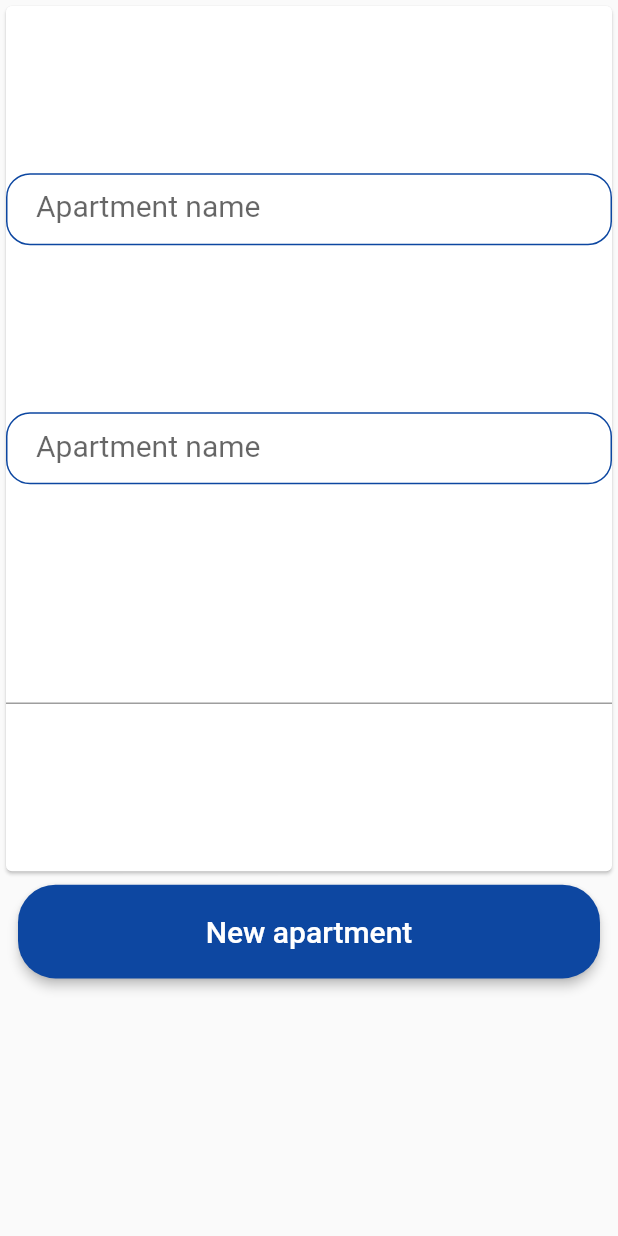
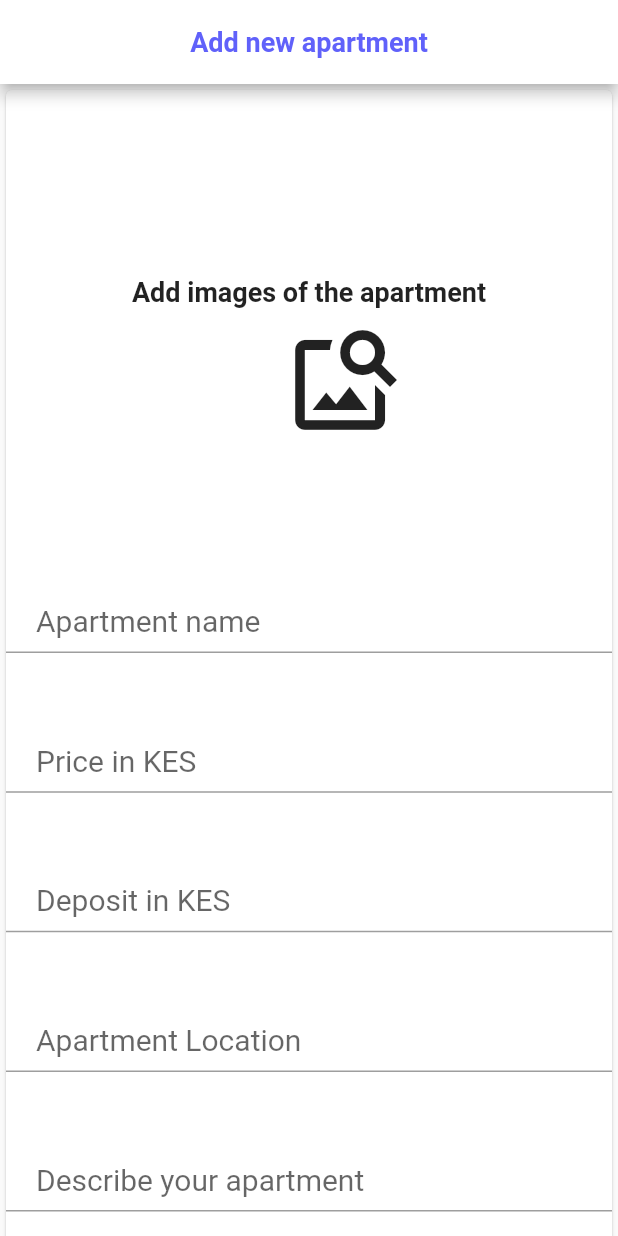
Before and after one commit to RonnyK36/finder, a Flutter app: the AddApartment screen opened directly, on a phone screen of 412 x 824 dp. Run offline on Flutter 3.47's test engine with Material 2 defaults, Android fonts, the phone set to English and light mode, and no system bars; our stand-ins replace carousel_slider, cloud_firestore, firebase_auth, firebase_core, flutter_spinkit, flutter_svg and 2 more; accounts and stored records are empty; Roboto replaces fonts that are missing (Ubuntu).

Commit message:
Working on Upload apartments UI

```diff
--- a/lib/views/screens/landlord_views/add_apartments.dart
+++ b/lib/views/screens/landlord_views/add_apartments.dart
@@ -3,7 +3,6 @@ import 'package:finder/controllers/auth_controllers.dart';
 import 'package:finder/models/apartments.dart';
 import 'package:finder/services/database.dart';
 import 'package:finder/widgets/components/reusable_button.dart';
-import 'package:finder/widgets/components/rounded_text_form_field.dart';
 import 'package:finder/widgets/components/upload_text_field.dart';
 import 'package:flutter/material.dart';
 import 'package:get/get.dart';
@@ -18,54 +17,175 @@ class AddApartment extends StatefulWidget {
 class _AddApartmentState extends State<AddApartment> {
   final _authController = Get.find<AuthController>();
   final _formKey = GlobalKey<FormState>();
-  TextEditingController apartmentName = TextEditingController();
+  TextEditingController nameController = TextEditingController();
+  TextEditingController priceController = TextEditingController();
+  TextEditingController depositController = TextEditingController();
+  TextEditingController locationController = TextEditingController();
+  TextEditingController descriptionController = TextEditingController();
 
   FirestoreDatabase database = FirestoreDatabase();
 
-  Future<void> _createApartment(context) async {
+  Future<void> _createApartment(
+    context, {
+    required String name,
+    required String price,
+    required String deposit,
+    required String location,
+    required String description,
+  }) async {
     await database.createApartment(
       Apartment(
         apartmentId: _authController.userProfile!.uid,
-          name: 'Blessings Apartment',
-          description: 'No extra charges on rent. Low deposit',
-          location: 'Biafra',
-          price: '5500',
-          deposit: '17000'),
+        name: name,
+        description: description,
+        location: location,
+        price: price,
+        deposit: deposit,
+      ),
     );
     print('Trying');
   }
 
+  Container buildSuccessPage() {
+    return Container(
+      child: Center(
+        child: Column(
+          children: [
+            IconButton(
+                onPressed: () {
+                  setState(() {
+                    isUploadComplete = false;
+                  });
+                },
+                icon: Icon(Icons.close)),
+            Spacer(),
+            Center(child: Text('Upload was successful')),
+            Spacer(),
+          ],
+        ),
+      ),
+    );
+  }
+
+  bool isUploadComplete = false;
+
   @override
   Widget build(BuildContext context) {
-    return SingleChildScrollView(
+    return isUploadComplete ? buildSuccessPage() : buildUploadForm();
+  }
+
+  Scaffold buildUploadForm() {
+    return Scaffold(
+      appBar: AppBar(
+        title: Text(
+          'Add new apartment',
+          style: kUbuntu15.copyWith(
+            fontSize: 18,
+            fontWeight: FontWeight.bold,
+            color: kAccentColor,
+          ),
+        ),
+        backgroundColor: Colors.white,
+        centerTitle: true,
+      ),
+      body: SingleChildScrollView(
         child: Container(
           child: Column(
             mainAxisAlignment: MainAxisAlignment.center,
             children: [
               Card(
                 child: Container(
-                height: Config.screenHeight! * 0.7,
+                  height: Config.screenHeight! * 0.95,
                   child: Form(
                     key: _formKey,
                     child: Column(
                       mainAxisAlignment: MainAxisAlignment.spaceEvenly,
                       children: [
+                        Container(
+                          height: Config.screenHeight! * 0.3,
+                          child: Center(
+                            child: Column(
+                              mainAxisAlignment: MainAxisAlignment.center,
+                              crossAxisAlignment: CrossAxisAlignment.center,
+                              children: [
+                                Text(
+                                  'Add images of the apartment',
+                                  style: kUbuntu15.copyWith(
+                                    fontSize: 18,
+                                    fontWeight: FontWeight.bold,
+                                  ),
+                                ),
+                                IconButton(
+                                  onPressed: () {},
+                                  icon: Icon(
+                                    Icons.image_search,
+                                    size: 80,
+                                  ),
+                                ),
+                              ],
+                            ),
+                          ),
+                        ),
                         UploadTextFormField(
-                        controller: apartmentName,
+                          controller: nameController,
                           prefixText: 'Name:  ',
-                        validator: null,
+                          validator: (val) {
+                            if (val.isEmpty) {
+                              return 'Field cannot be empty';
+                            }
+                            if (val.length <= 5) {
+                              return 'Provide a valid name';
+                            }
+                          },
                           labelText: 'Apartment name',
                           keyboardType: TextInputType.name,
                         ),
                         UploadTextFormField(
-                        controller: apartmentName,
+                          controller: priceController,
                           prefixText: 'Price:  ',
-                        validator: null,
-                        labelText: 'Apartment name',
+                          validator: (val) {
+                            if (val.isEmpty) {
+                              return 'Field cannot be empty';
+                            }
+                          },
+                          labelText: 'Price in KES',
+                          keyboardType: TextInputType.number,
+                        ),
+                        UploadTextFormField(
+                          controller: depositController,
+                          prefixText: 'Deposit:  ',
+                          validator: (val) {
+                            if (val.isEmpty) {
+                              return 'Field cannot be empty';
+                            }
+                          },
+                          labelText: 'Deposit in KES',
+                          keyboardType: TextInputType.number,
+                        ),
+                        UploadTextFormField(
+                          controller: locationController,
+                          prefixText: 'Location:  ',
+                          validator: (val) {
+                            if (val.isEmpty) {
+                              return 'Field cannot be empty';
+                            }
+                          },
+                          labelText: 'Apartment Location',
                           keyboardType: TextInputType.name,
                         ),
-                      TextField(
-                        decoration: InputDecoration(isDense: true),
+                        UploadTextFormField(
+                          controller: descriptionController,
+                          prefixText: 'Description:  ',
+                          validator: (val) {
+                            if (val.isEmpty) {
+                              return 'Field cannot be empty';
+                            }
+                            if (val.length <= 15) {
+                              return 'Please provide a more descriptive input';
+                            }
+                          },
+                          labelText: 'Describe your apartment',
+                          keyboardType: TextInputType.name,
                         ),
                       ],
                     ),
@@ -74,12 +194,37 @@ class _AddApartmentState extends State<AddApartment> {
               ),
               reusableButton(
                 context,
-              onPressed: () => _createApartment(context),
+                onPressed: () {
+                  if (_formKey.currentState!.validate()) {
+                    String name = nameController.text.trim();
+                    String price = priceController.text.trim();
+                    String deposit = depositController.text.trim();
+                    String location = locationController.text.trim();
+                    String description = descriptionController.text.trim();
+                    _createApartment(
+                      context,
+                      name: name,
+                      price: price,
+                      deposit: deposit,
+                      location: location,
+                      description: description,
+                    );
+                  }
+                  nameController.clear();
+                  priceController.clear();
+                  depositController.clear();
+                  locationController.clear();
+                  descriptionController.clear();
+                  setState(() {
+                    isUploadComplete = true;
+                  });
+                },
                 label: 'New apartment',
               ),
             ],
           ),
         ),
+      ),
     );
   }
 }
--- a/lib/widgets/components/upload_text_field.dart
+++ b/lib/widgets/components/upload_text_field.dart
@@ -1,4 +1,3 @@
-import 'package:finder/config/configurations.dart';
 import 'package:flutter/material.dart';
 import 'package:flutter/services.dart';
 
@@ -37,28 +36,28 @@ class UploadTextFormField extends StatelessWidget {
         labelText: labelText,
         alignLabelWithHint: true,
         labelStyle: TextStyle(fontSize: 20),
-        focusedBorder: OutlineInputBorder(
-          borderSide: BorderSide(
-            width: 2,
-            color: kAccentColor,
-          ),
-          borderRadius: BorderRadius.circular(16),
-        ),
-        enabledBorder: OutlineInputBorder(
-          borderSide: BorderSide(color: kPrimaryColor),
-          borderRadius: BorderRadius.circular(16),
-        ),
-        errorBorder: OutlineInputBorder(
-          borderSide: BorderSide(color: kErrorColor),
-          borderRadius: BorderRadius.circular(16),
-        ),
-        focusedErrorBorder: OutlineInputBorder(
-          borderSide: BorderSide(
-            width: 2,
-            color: kAccentColor,
-          ),
-          borderRadius: BorderRadius.circular(16),
-        ),
+        // focusedBorder: OutlineInputBorder(
+        //   borderSide: BorderSide(
+        //     width: 2,
+        //     color: kAccentColor,
+        //   ),
+        //   borderRadius: BorderRadius.circular(16),
+        // ),
+        // enabledBorder: OutlineInputBorder(
+        //   borderSide: BorderSide(color: kPrimaryColor),
+        //   borderRadius: BorderRadius.circular(16),
+        // ),
+        // errorBorder: OutlineInputBorder(
+        //   borderSide: BorderSide(color: kErrorColor),
+        //   borderRadius: BorderRadius.circular(16),
+        // ),
+        // focusedErrorBorder: OutlineInputBorder(
+        //   borderSide: BorderSide(
+        //     width: 2,
+        //     color: kAccentColor,
+        //   ),
+        //   borderRadius: BorderRadius.circular(16),
+        // ),
       ),
     );
   }
```
Also changed, not shown: lib/views/screens/auth_views/bottom_navigation.dart (+16 -28 lines). Lines whose indentation alone changed are shown as unchanged.
